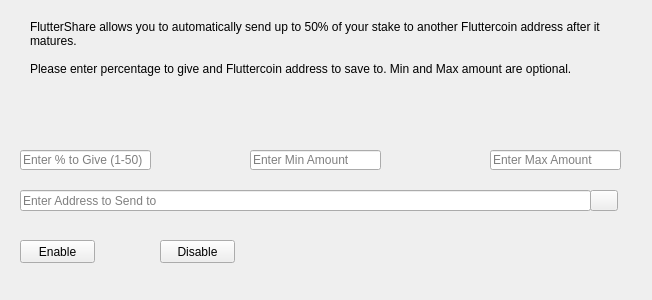
Old version of the form src/qt/forms/savingsdialog.ui in the repository ofeefee/fluttercoin.
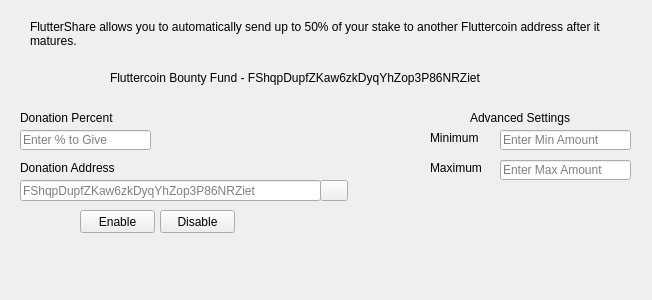
New version of the form. Icons and pictures are not drawn.

Diff of the .ui file:
```diff
--- a/src/qt/forms/savingsdialog.ui
+++ b/src/qt/forms/savingsdialog.ui
@@ -20,32 +20,38 @@
    <property name="geometry">
     <rect>
      <x>20</x>
-     <y>150</y>
+     <y>130</y>
      <width>131</width>
      <height>20</height>
     </rect>
    </property>
    <property name="toolTip">
-    <string>Enter whole numbers 1 - 50</string>
+    <string>&lt;html&gt;&lt;head/&gt;&lt;body&gt;&lt;p&gt;Enter the percent to share (whole numbers)&lt;/p&gt;&lt;/body&gt;&lt;/html&gt;</string>
+   </property>
+   <property name="text">
+    <string/>
    </property>
    <property name="placeholderText">
-    <string>Enter % to Give (1-50)</string>
+    <string>Enter % to Give</string>
    </property>
   </widget>
   <widget class="QLineEdit" name="savingsAddressEdit">
    <property name="geometry">
     <rect>
      <x>20</x>
-     <y>190</y>
-     <width>571</width>
+     <y>180</y>
+     <width>301</width>
      <height>21</height>
     </rect>
    </property>
    <property name="toolTip">
     <string/>
    </property>
+   <property name="text">
+    <string/>
+   </property>
    <property name="placeholderText">
-    <string>Enter Address to Send to</string>
+    <string>FShqpDupfZKaw6zkDyqYhZop3P86NRZiet</string>
    </property>
   </widget>
   <widget class="QLabel" name="label_2">
@@ -54,16 +60,14 @@
      <x>30</x>
      <y>20</y>
      <width>591</width>
-     <height>91</height>
+     <height>31</height>
     </rect>
    </property>
    <property name="lineWidth">
     <number>1</number>
    </property>
    <property name="text">
-    <string>FlutterShare allows you to automatically send up to 50% of your stake to another Fluttercoin address after it matures.
-
-Please enter percentage to give and Fluttercoin address to save to. Min and Max amount are optional.</string>
+    <string>FlutterShare allows you to automatically send up to 50% of your stake to another Fluttercoin address after it matures.</string>
    </property>
    <property name="alignment">
     <set>Qt::AlignLeading|Qt::AlignLeft|Qt::AlignTop</set>
@@ -75,8 +79,8 @@
   <widget class="QLineEdit" name="savingsMinEdit">
    <property name="geometry">
     <rect>
-     <x>250</x>
-     <y>150</y>
+     <x>500</x>
+     <y>130</y>
      <width>131</width>
      <height>20</height>
     </rect>
@@ -91,8 +95,8 @@
   <widget class="QLineEdit" name="savingsMaxEdit">
    <property name="geometry">
     <rect>
-     <x>490</x>
-     <y>150</y>
+     <x>500</x>
+     <y>160</y>
      <width>131</width>
      <height>20</height>
     </rect>
@@ -110,10 +114,10 @@
   <widget class="QLabel" name="message">
    <property name="geometry">
     <rect>
-     <x>330</x>
-     <y>220</y>
-     <width>291</width>
-     <height>61</height>
+     <x>20</x>
+     <y>250</y>
+     <width>611</width>
+     <height>21</height>
     </rect>
    </property>
    <property name="text">
@@ -123,8 +127,8 @@
   <widget class="QPushButton" name="enableButton">
    <property name="geometry">
     <rect>
-     <x>20</x>
-     <y>240</y>
+     <x>80</x>
+     <y>210</y>
      <width>75</width>
      <height>23</height>
     </rect>
@@ -140,7 +144,7 @@
    <property name="geometry">
     <rect>
      <x>160</x>
-     <y>240</y>
+     <y>210</y>
      <width>75</width>
      <height>23</height>
     </rect>
@@ -155,8 +159,8 @@
   <widget class="QPushButton" name="addressBookButton">
    <property name="geometry">
     <rect>
-     <x>590</x>
-     <y>190</y>
+     <x>320</x>
+     <y>180</y>
      <width>28</width>
      <height>21</height>
     </rect>
@@ -178,6 +182,87 @@
     <bool>false</bool>
    </property>
   </widget>
+  <widget class="QLabel" name="label">
+   <property name="geometry">
+    <rect>
+     <x>20</x>
+     <y>110</y>
+     <width>121</width>
+     <height>16</height>
+    </rect>
+   </property>
+   <property name="text">
+    <string>Donation Percent</string>
+   </property>
+  </widget>
+  <widget class="QLabel" name="label_3">
+   <property name="geometry">
+    <rect>
+     <x>430</x>
+     <y>130</y>
+     <width>71</width>
+     <height>16</height>
+    </rect>
+   </property>
+   <property name="text">
+    <string>Minimum</string>
+   </property>
+  </widget>
+  <widget class="QLabel" name="label_4">
+   <property name="geometry">
+    <rect>
+     <x>430</x>
+     <y>160</y>
+     <width>71</width>
+     <height>16</height>
+    </rect>
+   </property>
+   <property name="text">
+    <string>Maximum</string>
+   </property>
+  </widget>
+  <widget class="QLabel" name="label_5">
+   <property name="geometry">
+    <rect>
+     <x>470</x>
+     <y>110</y>
+     <width>121</width>
+     <height>16</height>
+    </rect>
+   </property>
+   <property name="text">
+    <string>Advanced Settings</string>
+   </property>
+  </widget>
+  <widget class="QLabel" name="label_6">
+   <property name="geometry">
+    <rect>
+     <x>20</x>
+     <y>160</y>
+     <width>121</width>
+     <height>16</height>
+    </rect>
+   </property>
+   <property name="text">
+    <string>Donation Address</string>
+   </property>
+  </widget>
+  <widget class="QLabel" name="label_7">
+   <property name="geometry">
+    <rect>
+     <x>110</x>
+     <y>70</y>
+     <width>441</width>
+     <height>16</height>
+    </rect>
+   </property>
+   <property name="text">
+    <string>Fluttercoin Bounty Fund - FShqpDupfZKaw6zkDyqYhZop3P86NRZiet</string>
+   </property>
+   <property name="textInteractionFlags">
+    <set>Qt::LinksAccessibleByMouse|Qt::TextSelectableByMouse</set>
+   </property>
+  </widget>
  </widget>
  <resources>
   <include location="../bitcoin.qrc"/>
```
Left out of the diff: 6 changed lines with no effect on the pictures.
